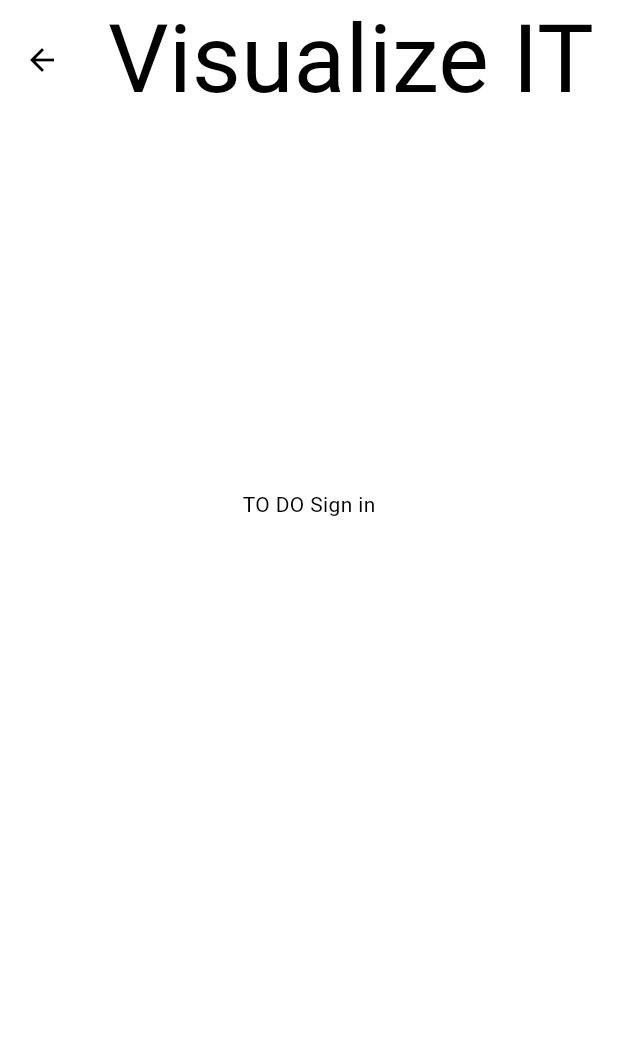
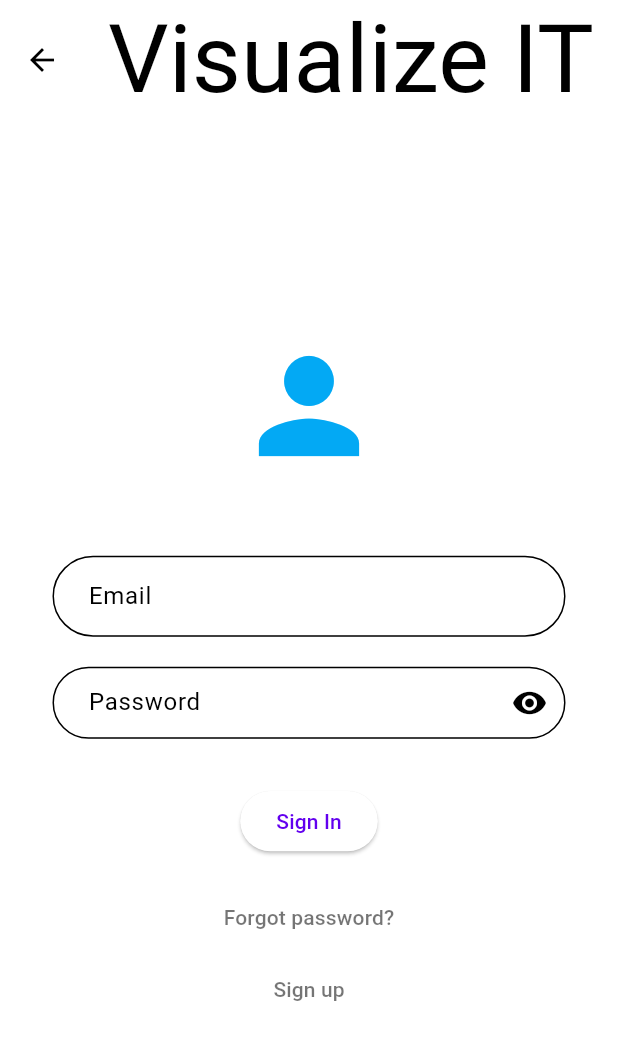
Before and after one commit to it-toolkit/visualizeit, a Flutter app: the screen it shows after launch, after a tap on the "login" icon, on a phone screen of 412 x 824 dp. Shown: the top 1040 px of the screen. Run offline on Flutter 3.47's test engine with Material 3 defaults, Android fonts, the phone set to English and light mode, and no system bars; our stand-ins replace go_router.

Commit message:
feat: Add login page skeleton

```diff
--- a/lib/main.dart
+++ b/lib/main.dart
@@ -1,6 +1,7 @@
 import 'package:flutter/material.dart';
 import 'package:go_router/go_router.dart';
 import 'package:visualizeit/pages/base_page.dart';
+import 'package:visualizeit/pages/signin_page.dart';
 import 'package:visualizeit/pages/script_editor.dart';
 import 'package:visualizeit/pages/script_selector.dart';
 
@@ -42,7 +43,7 @@ final GoRouter _router = GoRouter(
         GoRoute(
           path: 'sign-in',
           builder: (BuildContext context, GoRouterState state) {
-            return const FakePage(title: "Sign in", goToRoutes: []);
+            return const SignInPage();
           },
         ),
         GoRoute(
--- a/lib/pages/base_page.dart
+++ b/lib/pages/base_page.dart
@@ -17,6 +17,7 @@ abstract class BasePage extends StatelessWidget {
             toolbarHeight: 80,
             bottom: buildAppBarBottom(context),
             title: const FittedBox(child: Text("Visualize IT", textScaler: TextScaler.linear(3.0))),
+            centerTitle: false,
             actions: <Widget?>[
               IconButton(icon: const Icon(Icons.login), tooltip: 'SignIn', onPressed: onSignInPressed).takeIfDef(onSignInPressed),
               IconButton(icon: const Icon(Icons.account_tree), tooltip: 'Extensions', onPressed: onExtensionsPressed).takeIfDef(onExtensionsPressed),
--- /dev/null
+++ b/lib/pages/signin_page.dart
@@ -0,0 +1,151 @@
+import 'package:flutter/material.dart';
+import 'package:visualizeit/pages/base_page.dart';
+
+import '../utils/validators.dart';
+
+class SignInPage extends BasePage {
+  const SignInPage({super.key});
+
+  @override
+  Widget buildBody(BuildContext context) {
+    return const SignInPageComponent();
+  }
+}
+
+class UserCredentials {
+  String email = '';
+  String password = '';
+}
+
+class SignInPageComponent extends StatefulWidget {
+  const SignInPageComponent({super.key});
+
+  @override
+  State<StatefulWidget> createState() {
+    return _SignInPageState();
+  }
+}
+
+class _SignInPageState extends State<SignInPageComponent> {
+  final GlobalKey<FormState> _key = GlobalKey();
+  final UserCredentials _userCredentials = UserCredentials();
+  bool _validate = false;
+  bool _hidePassword = true;
+
+  @override
+  Widget build(BuildContext context) {
+    return Scaffold(
+      body: Center(
+        child: SingleChildScrollView(
+          physics: const ClampingScrollPhysics(),
+          child: Container(
+            margin: const EdgeInsets.all(20.0),
+            child: Center(
+              child: Form(
+                key: _key,
+                autovalidateMode: _validate ? AutovalidateMode.always : AutovalidateMode.disabled,
+                child: SizedBox(width: 350, child: _getFormUI()),
+              ),
+            ),
+          ),
+        ),
+      ),
+    );
+  }
+
+  Widget _getFormUI() {
+    return Column(
+      children: <Widget>[
+        const Icon(Icons.person, color: Colors.lightBlue, size: 100.0),
+        const SizedBox(height: 50.0),
+        TextFormField(
+          keyboardType: TextInputType.emailAddress,
+          autofocus: false,
+          decoration: InputDecoration(
+            hintText: 'Email',
+            contentPadding: const EdgeInsets.fromLTRB(20.0, 15.0, 20.0, 15.0),
+            border: OutlineInputBorder(borderRadius: BorderRadius.circular(32.0)),
+          ),
+          validator: FormValidator().validateEmail,
+          onSaved: (String? value) {
+            _userCredentials.email = value ?? '';
+          },
+        ),
+        const SizedBox(height: 20.0),
+        TextFormField(
+            autofocus: false,
+            obscureText: _hidePassword,
+            keyboardType: TextInputType.text,
+            decoration: InputDecoration(
+              hintText: 'Password',
+              contentPadding: const EdgeInsets.fromLTRB(20.0, 10.0, 20.0, 10.0),
+              border: OutlineInputBorder(borderRadius: BorderRadius.circular(32.0)),
+              errorMaxLines: 2,
+              suffixIcon: GestureDetector(
+                onTap: () {
+                  setState(() {
+                    _hidePassword = !_hidePassword;
+                  });
+                },
+                child: Icon(_hidePassword ? Icons.visibility : Icons.visibility_off),
+              ),
+            ),
+            validator: FormValidator().validatePassword,
+            onSaved: (String? value) {
+              _userCredentials.password = value ?? '';
+            }),
+        const SizedBox(height: 15.0),
+        Padding(
+          padding: const EdgeInsets.symmetric(vertical: 16.0),
+          child: ElevatedButton(onPressed: _sendToServer, child: const Text('Sign In')),
+        ),
+        TextButton(onPressed: _showForgotPasswordDialog, child: const Text('Forgot password?', style: TextStyle(color: Colors.black54))),
+        TextButton(onPressed: _sendToRegistrationPage, child: const Text('Sign up', style: TextStyle(color: Colors.black54))),
+      ],
+    );
+  }
+
+  _sendToRegistrationPage() {
+    //TODO implement registration page
+    print("go to registration page");
+  }
+
+  _sendToServer() {
+    if (_key.currentState!.validate()) {
+      _key.currentState!.save();
+      //TODO implement sign in
+      print("Email ${_userCredentials.email}");
+      print("Password ${_userCredentials.password}");
+    } else {
+      setState(() {
+        _validate = true;
+      });
+    }
+  }
+
+  Future<Null> _showForgotPasswordDialog() async {
+    await showDialog<String>(
+        context: context,
+        builder: (BuildContext context) {
+          return AlertDialog(
+            title: const Text('Please enter your Email'),
+            content: TextField(
+              decoration: const InputDecoration(hintText: "Email"),
+              onChanged: (String value) {
+                _userCredentials.email = value;
+              },
+            ),
+            actions: <Widget>[
+              TextButton(
+                child: const Text("Ok"),
+                onPressed: () async {
+                  _userCredentials.email = "";
+                  Navigator.pop(context);
+                },
+              ),
+              TextButton(child: const Text("Cancel"), onPressed: () => Navigator.pop(context)),
+            ],
+          );
+        });
+  }
+}
--- /dev/null
+++ b/lib/utils/validators.dart
@@ -0,0 +1,39 @@
+class FormValidator {
+  static FormValidator? _instance;
+
+  factory FormValidator() => _instance ??= FormValidator._();
+
+  FormValidator._();
+
+  ///Require 8 characters minimum password length and at least:
+  /// - 1 uppercase letter
+  /// - 1 lowercase letter
+  /// - 1 number
+  String? validatePassword(String? value) {
+    String pattern = r'(^(?=.*[a-z])(?=.*[A-Z])(?=.*\d)[a-zA-Z\d]{6,}$)';
+    RegExp regExp = RegExp(pattern);
+
+    if (value == null || value.isEmpty) {
+      return "Password is required";
+    } else if (value.length < 8) {
+      return "Minimum password length is 8 characters";
+    } else if (!regExp.hasMatch(value)) {
+      return "Password requires at least one uppercase letter, one lowercase letter and one number";
+    }
+    return null;
+  }
+
+  /// Validates proper email form
+  String? validateEmail(String? value) {
+    String pattern =
+        r'^(([^<>()[\]\\.,;:\s@\"]+(\.[^<>()[\]\\.,;:\s@\"]+)*)|(\".+\"))@((\[[0-9]{1,3}\.[0-9]{1,3}\.[0-9]{1,3}\.[0-9]{1,3}\])|(([a-zA-Z\-0-9]+\.)+[a-zA-Z]{2,}))';
+    RegExp regExp = RegExp(pattern);
+    if (value == null || value.isEmpty) {
+      return "Email is required";
+    } else if (!regExp.hasMatch(value)) {
+      return "Invalid Email";
+    } else {
+      return null;
+    }
+  }
+}
```
